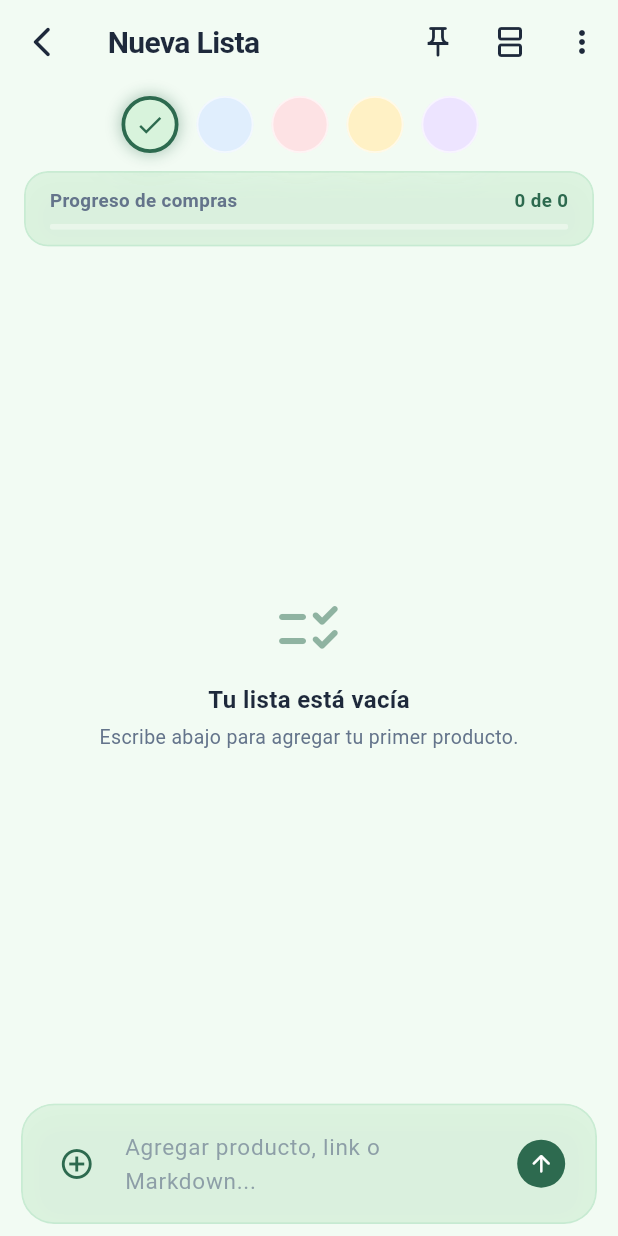
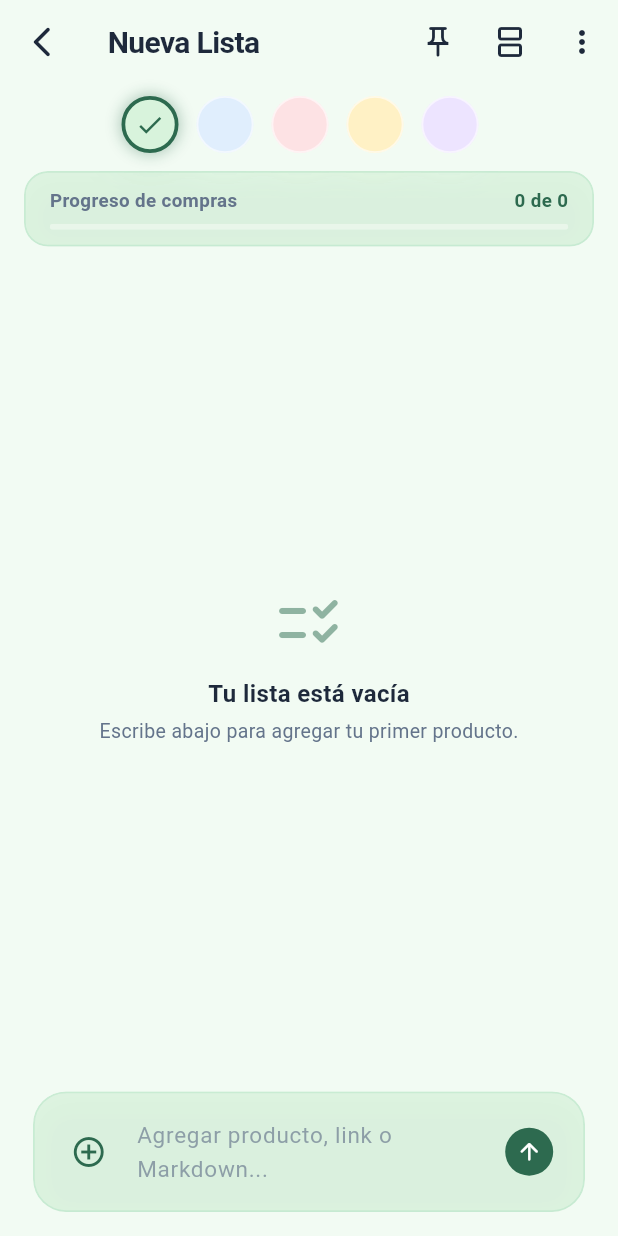
Before and after one commit to Quimaerical/ListScan-Pro, a Flutter app: the screen it shows after launch, after a tap on "Crear mi primera lista", on a phone screen of 412 x 824 dp. Run offline on Flutter 3.47's test engine with Material 3 defaults, Android fonts, the phone set to English and light mode, and no system bars; our stand-ins replace flutter_svg, image_picker, sqflite; missing offline and left inert: file_selector, google_mlkit_text_recognition; accounts and stored records are empty; project files that could hold a hidden picture were left out.

```diff
--- a/lib/features/shopping_lists/presentation/views/list_detail_screen.dart
+++ b/lib/features/shopping_lists/presentation/views/list_detail_screen.dart
@@ -464,7 +464,14 @@ class _ListDetailScreenState extends State<ListDetailScreen> {
               ),
             ],
           ),
-          bottomNavigationBar: QuickAddBar(
+          bottomNavigationBar: SafeArea(
+            child: Padding(
+              padding: const EdgeInsets.only(
+                left: 8.0,
+                right: 8.0,
+                bottom: 8.0,
+              ),
+              child: QuickAddBar(
                 palette: palette,
                 onFetchSuggestions: widget.controller.getProductSuggestions,
                 onAdd: (String name, String? quantity) {
@@ -489,6 +496,8 @@ class _ListDetailScreenState extends State<ListDetailScreen> {
                     );
                   }
                 },
+              ),
+            ),
           ),
           body: Column(
             children: <Widget>[
@@ -626,9 +635,11 @@ class _ListDetailScreenState extends State<ListDetailScreen> {
                       )
                     : ListView(
                         physics: const BouncingScrollPhysics(),
-                        padding: const EdgeInsets.symmetric(
-                          horizontal: 16.0,
-                          vertical: 8.0,
+                        padding: const EdgeInsets.fromLTRB(
+                          16.0,
+                          8.0,
+                          16.0,
+                          88.0,
                         ),
                         children: <Widget>[
                           // Pending items and separators
--- a/pubspec.yaml
+++ b/pubspec.yaml
@@ -16,7 +16,7 @@ publish_to: 'none' # Remove this line if you wish to publish to pub.dev
 # https://developer.apple.com/library/archive/documentation/General/Reference/InfoPlistKeyReference/Articles/CoreFoundationKeys.html
 # In Windows, build-name is used as the major, minor, and patch parts
 # of the product and file versions while build-number is used as the build suffix.
-version: 1.0.0+1
+version: 1.0.1+2
 
 environment:
   sdk: ^3.12.2
```
Also changed, not shown: lib/features/shopping_lists/presentation/widgets/note_card_widget.dart (+51 -7 lines), lib/features/shopping_lists/presentation/widgets/shopping_item_tile.dart (+17 -0 lines), 1 other file. Lines whose indentation alone changed are shown as unchanged.
